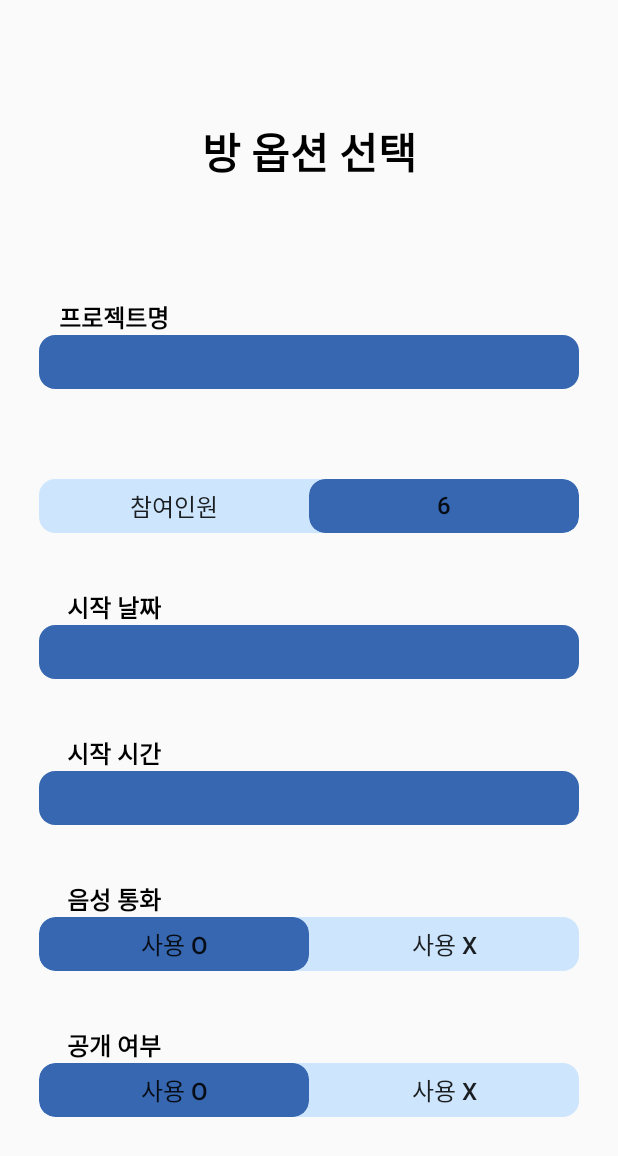
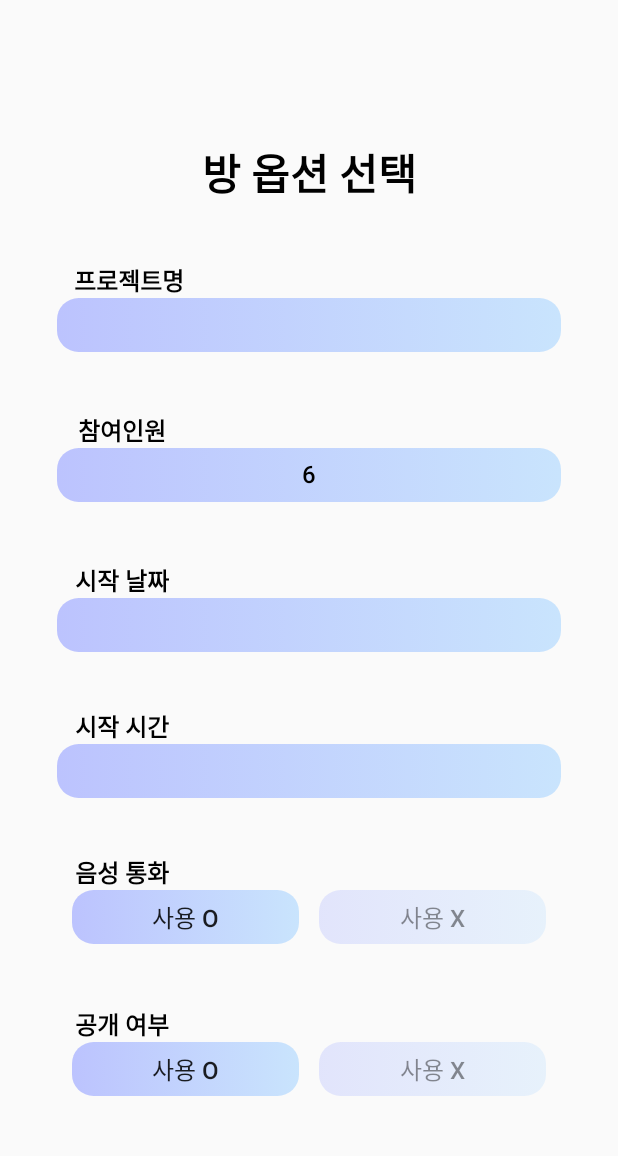
Before and after one commit to Apptive2022-1/Braini, an Android app built with Jetpack Compose: the RoomSelectScreen screen opened through its navigation route, on a phone screen of 412 x 824 dp. Shown: the top 1156 px of the screen. Run offline under Robolectric (Android 15) with nearby library versions, the phone set to English and light mode, and no system bars; our stand-ins replace Dagger/Hilt's generated code.

Commit message:
feat: 방선택 레이아웃 구현

```diff
--- a/app/src/main/java/com/example/braini/presentation/view/RoomSelect.kt
+++ b/app/src/main/java/com/example/braini/presentation/view/RoomSelect.kt
@@ -1,15 +1,21 @@
 package com.apptive.braini.presentation.view
 
 import androidx.compose.foundation.background
+import androidx.compose.foundation.clickable
 import androidx.compose.foundation.layout.*
 import androidx.compose.foundation.shape.RoundedCornerShape
+import androidx.compose.material.MaterialTheme
 import androidx.compose.material.Text
-import androidx.compose.runtime.Composable
+import androidx.compose.material.TextButton
+import androidx.compose.runtime.*
 import androidx.compose.ui.Alignment
 import androidx.compose.ui.Modifier
+import androidx.compose.ui.draw.alpha
 import androidx.compose.ui.draw.clip
+import androidx.compose.ui.graphics.Brush
 import androidx.compose.ui.graphics.Color
 import androidx.compose.ui.text.font.FontWeight
+import androidx.compose.ui.text.style.TextAlign
 import androidx.compose.ui.tooling.preview.Preview
 import androidx.compose.ui.unit.dp
 import androidx.compose.ui.unit.sp
@@ -38,76 +44,69 @@ private fun RoomSelectContent(
     Column(
         modifier = Modifier
             .fillMaxSize()
-            .padding(horizontal = 26.dp)
+            .padding(horizontal = 38.dp, vertical = 75.dp)
             .wrapContentSize(Alignment.Center),
         horizontalAlignment = Alignment.CenterHorizontally,
         content = content
     )
 }
 
-
 @Composable
 private fun BrainiButton(
     modifier: Modifier = Modifier,
-    color: Color = Blue700,
+    selected: Boolean = true,
+    onClick: () -> Unit = {},
     content: @Composable BoxScope.()->Unit = {}
 ){
+    // 선택되지 않았을 경우 투명도 주기
+    val alpha = if (selected) 1f else 0.5f
+    val alphaInt = if (selected) 255 else 100
+
     Box(modifier = modifier
         .fillMaxWidth()
         .height(36.dp)
-        .clip(RoundedCornerShape(30))
-        .background(color),
-        content = content
+        .clip(RoundedCornerShape(40))
+        .background(
+            brush = Brush.horizontalGradient(listOf(Color(188, 195, 254, alphaInt), Color(201, 228, 253, alphaInt)))
+        )
+        .alpha(alpha)
+        .clickable { onClick() },
+        content = content,
+        contentAlignment = Alignment.Center
     )
 }
 
 @Composable
 private fun BrainiDividedButton(
     modifier: Modifier = Modifier,
-    side: Side,
-    color: Color = Blue500,
     leftText: String = "",
-    rightText: String = ""
-) {
-    BrainiButton(color = color) {
-        Row(Modifier.fillMaxSize()) {
-            Box(
-                modifier = Modifier
-                    .weight(1f)
-                    .fillMaxHeight(),
-                contentAlignment = Alignment.Center
-            ) {
-                if (side == Side.LEFT) {
+    rightText: String = "",
+    leftOnClick: () -> Unit = {},
+    rightOnClick: () -> Unit = {},
+    selected: Side = Side.LEFT
+    ){
+    Row(){
         BrainiButton(
-                        modifier = Modifier
-                            .fillMaxSize()
-                            .clip(RoundedCornerShape(30)),
-                        color = Blue700,
+            modifier = modifier.width(151.dp),
+            selected = (selected == Side.LEFT),
+            onClick = leftOnClick
         )
-                }
+        {
             Text(
-                    modifier = Modifier,
                 text = leftText,
                 fontSize = 16.sp,
                 fontWeight = FontWeight.Medium
             )
+
         }
-            Box(
-                modifier = Modifier
-                    .weight(1f)
-                    .fillMaxHeight(),
-                contentAlignment = Alignment.Center
-            ) {
-                if (side == Side.RIGHT) {
+        Spacer(modifier = Modifier.width(13.dp))
+
         BrainiButton(
-                        modifier = Modifier
-                            .fillMaxSize()
-                            .clip(RoundedCornerShape(30)),
-                        color = Blue700
-                    )
-                }
+            modifier = modifier.width(151.dp),
+            selected = (selected == Side.RIGHT),
+            onClick = rightOnClick
+        ){
             Text(
-                    modifier = Modifier,
                 text = rightText,
                 fontSize = 16.sp,
                 fontWeight = FontWeight.Medium
@@ -115,7 +114,7 @@ private fun BrainiDividedButton(
         }
     }
 }
-}
+
 @Composable
 private fun Title(){
         Text(
@@ -125,7 +124,7 @@ private fun Title(){
             fontWeight = FontWeight.SemiBold
         )
 
-        Spacer(modifier = Modifier.height(78.dp))
+        Spacer(modifier = Modifier.height(39.dp))
     }
 
 @Composable
@@ -135,23 +134,33 @@ private fun RoomName(){
         color = Color.Black,
         fontSize = 16.sp,
         fontWeight = FontWeight.SemiBold,
-        modifier = Modifier.padding(end = 260.dp)
+        modifier = Modifier.padding(end = 240.dp)
     )
 
     BrainiButton()
 
-    Spacer(modifier = Modifier.height(60.dp))
+    Spacer(modifier = Modifier.height(40.dp))
 }
 
 @Composable
 private fun Number() {
-    BrainiDividedButton(
-        side = Side.RIGHT,
-        leftText = "참여인원",
-        rightText = "6"
+    Text(
+        text = "참여인원",
+        color = Color.Black,
+        fontSize = 16.sp,
+        fontWeight = FontWeight.SemiBold,
+        modifier = Modifier.padding(end = 250.dp)
     )
+    BrainiButton(){
+        Text(
+            text = "6",
+            color = Color.Black,
+            fontSize = 16.sp,
+            fontWeight = FontWeight.Medium,
 
-    Spacer(modifier = Modifier.height(37.dp))
+        )
+    }
+    Spacer(modifier = Modifier.height(40.dp))
 }
 
 @Composable
@@ -161,7 +170,7 @@ private fun Date(){
         color = Color.Black,
         fontSize = 16.sp,
         fontWeight = FontWeight.SemiBold,
-        modifier = Modifier.padding(end = 260.dp)
+        modifier = Modifier.padding(end = 250.dp)
     )
 
     BrainiButton()
@@ -176,7 +185,7 @@ private fun Time(){
         color = Color.Black,
         fontSize = 16.sp,
         fontWeight = FontWeight.SemiBold,
-        modifier = Modifier.padding(end = 260.dp)
+        modifier = Modifier.padding(end = 250.dp)
     )
 
     BrainiButton()
@@ -186,21 +195,23 @@ private fun Time(){
 
 @Composable
 private fun Calling(){
+    var selected: Side by remember { mutableStateOf(Side.LEFT) }
+
     Text(
         text = "음성 통화",
         color = Color.Black,
         fontSize = 16.sp,
         fontWeight = FontWeight.SemiBold,
-        modifier = Modifier.padding(end = 260.dp)
+        modifier = Modifier.padding(end = 250.dp)
     )
-
     BrainiDividedButton(
-        side = Side.LEFT,
         leftText = "사용 O",
-        rightText = "사용 X"
+        rightText = "사용 X",
+        selected = selected,
+        leftOnClick = { selected = Side.LEFT },
+        rightOnClick = { selected = Side.RIGHT }
     )
-
-    Spacer(modifier = Modifier.height(37.dp))
+    Spacer(modifier = Modifier.height(41.dp))
 }
 
 @Composable
@@ -210,17 +221,16 @@ private fun Lock(){
         color = Color.Black,
         fontSize = 16.sp,
         fontWeight = FontWeight.SemiBold,
-        modifier = Modifier.padding(end = 260.dp)
+        modifier = Modifier.padding(end = 250.dp)
     )
-
     BrainiDividedButton(
-        side = Side.LEFT,
         leftText = "사용 O",
-        rightText = "사용 X"
+        rightText = "사용 X",
     )
 }
 
-@Preview(showSystemUi = true, name = "RoomSelectPreview")
+
+@Preview(showSystemUi = true)
 @Composable
 private fun RoomSelectScreenPreview() {
     LayoutPracticeTheme() {
```
Lines whose indentation alone changed are shown as unchanged.
